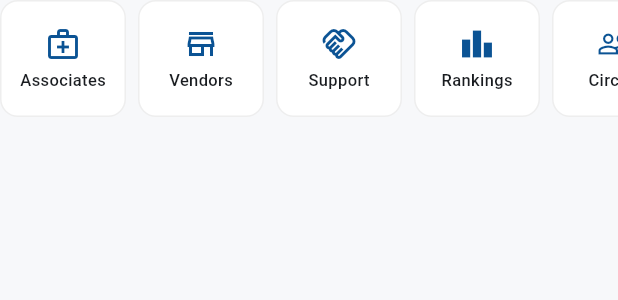
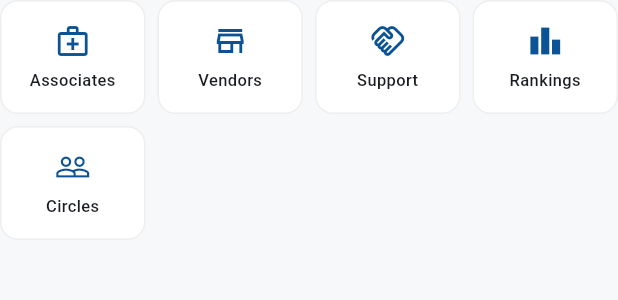
Before and after one commit to drriyazq/medunity, a Flutter app: the _QuickNavRow widget shown alone on an empty page, opened directly, on a phone screen of 412 x 824 dp. Shown: the top 300 px of the screen. Run offline on Flutter 3.47's test engine with Material 3 defaults, Android fonts, the phone set to English and light mode, and no system bars; our stand-ins replace dio, firebase_auth, firebase_core, firebase_crashlytics, firebase_messaging, flutter_local_notifications and 8 more; missing offline and left inert: android_alarm_manager_plus, flutter_background_service, flutter_background_service_android; accounts and stored records are empty; network calls fail.

Commit message:
Home Quick Nav: 4+1 layout, no scroll; bottom-nav 'Messages' → 'Chats'
Two fixes from the latest screenshot (Redmi Note 10S, large font scale):

1. Quick Nav was a horizontally-scrolling row of 5 tiles. Two problems:
     - On a 360px screen with large font scale, the fixed 84px tile +
       fontSize 11 label clipped at the bottom (red BOTTOM OVERFLOWED stripe).
     - User had to scroll right to reach Circles — they want all 5 always
       visible.
   Replaced with a 2-row layout:
     Row 1 — Associates / Vendors / Support / Rankings (4 Expanded tiles).
     Row 2 — Circles (1 Expanded tile + 3 invisible Expanded spacers so it
              keeps the same width as a row-1 tile).
   Tiles are content-sized (no fixed height) so labels can grow with the
   font scale without clipping.

2. Bottom-nav 'Messages' was wrapping onto two lines ("Message" + "s") at
   the same large font scale. Shortened the label to 'Chats' (5 chars,
   matches the other tab labels for length).

```diff
--- a/app/lib/features/home/home_shell.dart
+++ b/app/lib/features/home/home_shell.dart
@@ -10,9 +10,11 @@ class HomeShell extends ConsumerWidget {
   final Widget child;
   const HomeShell({super.key, required this.child});
 
+  // Labels kept short (≤7 chars) so NavigationBar doesn't wrap them onto
+  // two lines on phones with a larger system font scale.
   static const _tabs = [
     (icon: Icons.home_outlined, label: 'Home', path: '/home'),
-    (icon: Icons.chat_bubble_outline, label: 'Messages', path: '/messages'),
+    (icon: Icons.chat_bubble_outline, label: 'Chats', path: '/messages'),
     (icon: Icons.medical_services_outlined, label: 'Consult', path: '/consultants'),
     (icon: Icons.storefront_outlined, label: 'Market', path: '/marketplace'),
     (icon: Icons.person_outline, label: 'Profile', path: '/profile'),
--- a/app/lib/features/home_screen/home_screen.dart
+++ b/app/lib/features/home_screen/home_screen.dart
@@ -69,56 +69,87 @@ class _HomeScreenState extends ConsumerState<HomeScreen> {
 class _QuickNavRow extends StatelessWidget {
   const _QuickNavRow();
 
-  // Order matters — Circles intentionally goes after Support + Rankings so
-  // it sits below the practice-support entry points rather than competing
-  // with Associates/Vendors at the top.
-  static const _items = [
+  // Order matters — Circles sits below the row of 4 (in row 2) on purpose,
+  // after Support + Rankings, since it's the lowest-traffic entry point.
+  static const _row1 = [
     (icon: Icons.medical_services_outlined, label: 'Associates', path: '/associates'),
     (icon: Icons.store_outlined, label: 'Vendors', path: '/vendors'),
     (icon: Icons.handshake_outlined, label: 'Support', path: '/support'),
     (icon: Icons.leaderboard, label: 'Rankings', path: '/support/leaderboard'),
+  ];
+  static const _row2 = [
     (icon: Icons.people_outline, label: 'Circles', path: '/circles'),
   ];
 
   @override
   Widget build(BuildContext context) {
-    // 5 items don't fit comfortably with Expanded on a 360px-wide phone, so
-    // make the row horizontally scrollable with fixed-width tiles.
-    return SizedBox(
-      height: 78,
-      child: ListView.separated(
-        scrollDirection: Axis.horizontal,
-        physics: const BouncingScrollPhysics(),
-        itemCount: _items.length,
-        separatorBuilder: (_, __) => const SizedBox(width: 8),
-        itemBuilder: (_, i) {
-          final item = _items[i];
-          return SizedBox(
-            width: 84,
-            child: InkWell(
+    // 4 tiles in row 1 + Circles in row 2 (left-aligned, same width as a
+    // row-1 tile). All five always visible — no horizontal scroll. Tiles
+    // stretch to fill their column, so labels never clip at large font
+    // scales because the tile height is content-driven (IntrinsicHeight via
+    // the Column's natural sizing).
+    return Column(
+      crossAxisAlignment: CrossAxisAlignment.start,
+      children: [
+        Row(
+          children: [
+            for (var i = 0; i < _row1.length; i++) ...[
+              if (i > 0) const SizedBox(width: 8),
+              Expanded(child: _NavTile(item: _row1[i])),
+            ],
+          ],
+        ),
+        const SizedBox(height: 8),
+        // Row 2 — Circles. Use 4 expandeds with 3 invisible spacers so the
+        // visible tile keeps the same width as a row-1 tile.
+        Row(
+          children: [
+            Expanded(child: _NavTile(item: _row2[0])),
+            const SizedBox(width: 8),
+            const Expanded(child: SizedBox.shrink()),
+            const SizedBox(width: 8),
+            const Expanded(child: SizedBox.shrink()),
+            const SizedBox(width: 8),
+            const Expanded(child: SizedBox.shrink()),
+          ],
+        ),
+      ],
+    );
+  }
+}
+
+class _NavTile extends StatelessWidget {
+  final ({IconData icon, String label, String path}) item;
+  const _NavTile({required this.item});
+
+  @override
+  Widget build(BuildContext context) {
+    return InkWell(
       onTap: () => context.push(item.path),
       borderRadius: BorderRadius.circular(12),
       child: Container(
-                padding: const EdgeInsets.symmetric(vertical: 14),
+        // No fixed height — Column sizes to its content so labels can grow
+        // with the system font scale without clipping.
+        padding: const EdgeInsets.symmetric(vertical: 14, horizontal: 4),
         decoration: BoxDecoration(
           color: Colors.white,
           borderRadius: BorderRadius.circular(12),
           border: Border.all(color: Colors.grey[200]!),
         ),
         child: Column(
-                  mainAxisAlignment: MainAxisAlignment.center,
+          mainAxisSize: MainAxisSize.min,
           children: [
             Icon(item.icon, color: MedUnityColors.primary, size: 24),
-                    const SizedBox(height: 4),
-                    Text(item.label,
-                        style: const TextStyle(
-                            fontSize: 11, fontWeight: FontWeight.w500)),
+            const SizedBox(height: 6),
+            Text(
+              item.label,
+              textAlign: TextAlign.center,
+              maxLines: 1,
+              overflow: TextOverflow.ellipsis,
+              style: const TextStyle(fontSize: 11, fontWeight: FontWeight.w500),
+            ),
           ],
         ),
-              ),
-            ),
-          );
-        },
       ),
     );
   }
```
Lines whose indentation alone changed are shown as unchanged.
